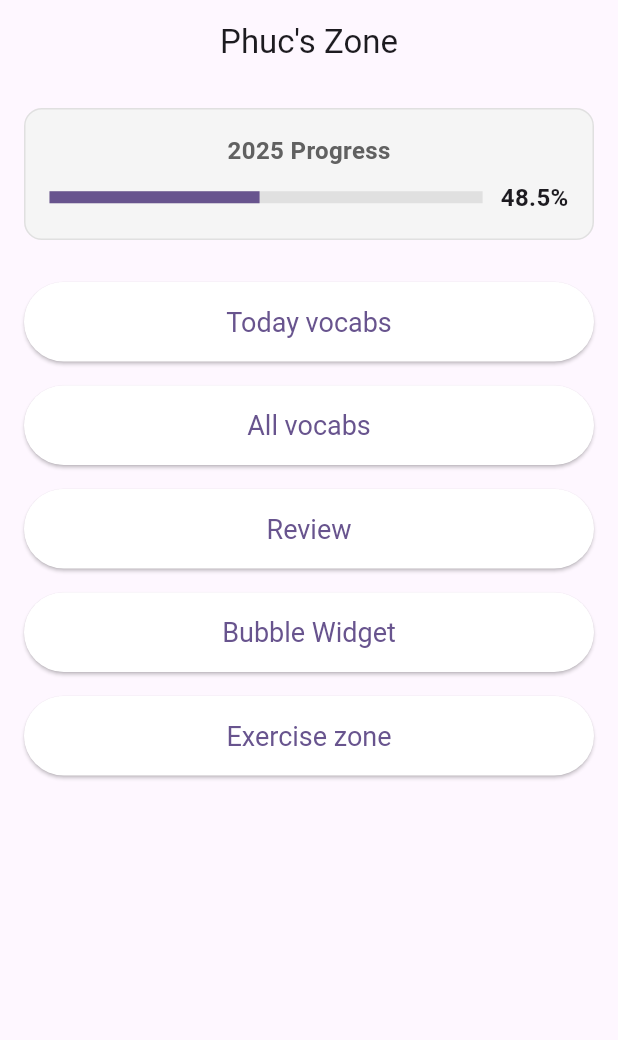
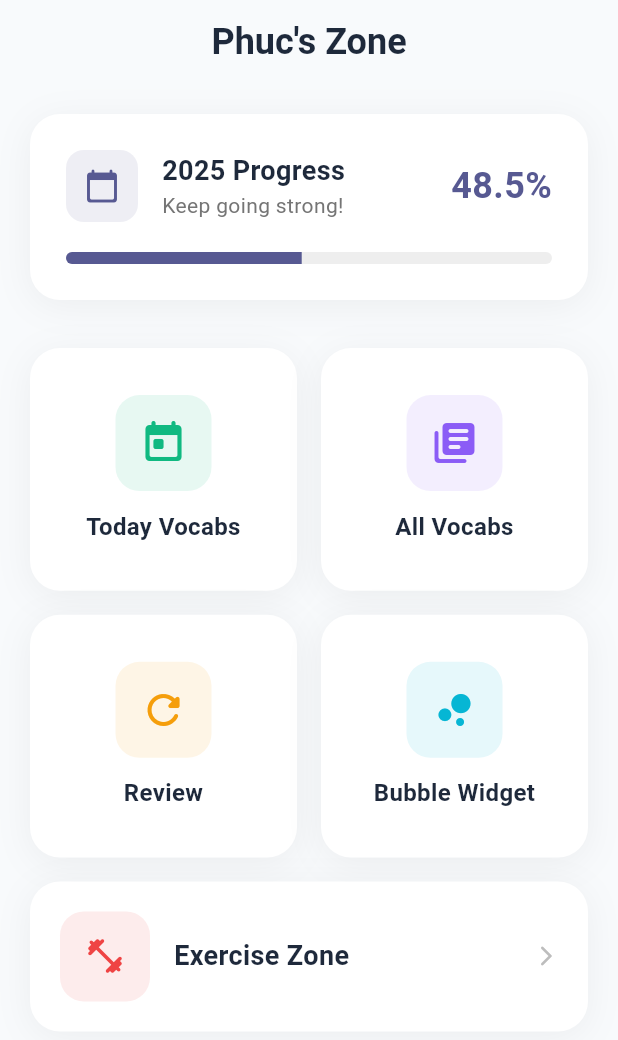
Before and after one commit to phucngonmp/my_app, a Flutter app: the screen it shows after launch, on a phone screen of 412 x 824 dp. Shown: the top 1040 px of the screen. Run offline on Flutter 3.47's test engine with Material 3 defaults, Android fonts, the phone set to English and light mode, and no system bars; our stand-ins replace cloud_firestore, firebase_core, flutter_gemini, rxdart, table_calendar; missing offline and left inert: flutter_overlay_window; accounts and stored records are empty; Roboto replaces fonts that are missing (SF Pro Display).

Commit message:
update homepage

```diff
--- a/my_app/lib/main.dart
+++ b/my_app/lib/main.dart
@@ -12,6 +12,7 @@ void main() async {
   await Firebase.initializeApp();
   runApp(const MyApp());
 }
+
 // This is the overlay entry point - REQUIRED!
 @pragma("vm:entry-point")
 void overlayMain() async{
@@ -31,8 +32,20 @@ class MyApp extends StatelessWidget {
     return MaterialApp(
       title: 'Vocabulary Zone',
       theme: ThemeData(
-        colorScheme: ColorScheme.fromSeed(seedColor: Colors.deepPurple),
+        colorScheme: ColorScheme.fromSeed(
+          seedColor: const Color(0xFF6366F1),
+          brightness: Brightness.light,
+        ),
         useMaterial3: true,
+        fontFamily: 'SF Pro Display',
+        elevatedButtonTheme: ElevatedButtonThemeData(
+          style: ElevatedButton.styleFrom(
+            elevation: 0,
+            shape: RoundedRectangleBorder(
+              borderRadius: BorderRadius.circular(16),
+            ),
+          ),
+        ),
       ),
       home: const HomePage(),
       debugShowCheckedModeBanner: false,
@@ -56,91 +69,273 @@ class HomePage extends StatelessWidget {
     return double.parse(progress.toStringAsFixed(1));
   }
 
-
   @override
   Widget build(BuildContext context) {
     final yearProgress = getYearProgress();
+    final colorScheme = Theme.of(context).colorScheme;
 
     return Scaffold(
+      backgroundColor: const Color(0xFFF8FAFC),
       appBar: AppBar(
-        title: const Text('Phuc\'s Zone'),
+        title: const Text(
+          'Phuc\'s Zone',
+          style: TextStyle(
+            fontWeight: FontWeight.w600,
+            fontSize: 24,
+          ),
+        ),
         centerTitle: true,
+        backgroundColor: Colors.transparent,
+        elevation: 0,
+        scrolledUnderElevation: 0,
+        foregroundColor: const Color(0xFF1E293B),
       ),
-      body: Padding(
-        padding: const EdgeInsets.all(16.0),
+      body: SingleChildScrollView(
+        padding: const EdgeInsets.all(20.0),
         child: Column(
           crossAxisAlignment: CrossAxisAlignment.stretch,
           children: [
-            // Year Progress Bar
+
+            // Year Progress Card
             Container(
-              padding: const EdgeInsets.all(16),
-              margin: const EdgeInsets.only(bottom: 20),
+              padding: const EdgeInsets.all(24),
+              margin: const EdgeInsets.only(bottom: 32),
               decoration: BoxDecoration(
-                color: Colors.grey[100],
-                borderRadius: BorderRadius.circular(12),
-                border: Border.all(color: Colors.grey[300]!),
+                color: Colors.white,
+                borderRadius: BorderRadius.circular(20),
+                boxShadow: [
+                  BoxShadow(
+                    color: Colors.black.withOpacity(0.05),
+                    blurRadius: 20,
+                    offset: const Offset(0, 4),
+                  ),
+                ],
               ),
               child: Column(
                 children: [
-                  Text(
-                    DateTime.now().year.toString() + " Progress",
-                    style: TextStyle(
-                      fontSize: 16,
-                      fontWeight: FontWeight.w600,
-                      color: Colors.grey[700],
-                    ),
-                  ),
-                  const SizedBox(height: 8),
                   Row(
                     children: [
-                      Expanded(
-                        child: LinearProgressIndicator(
-                          value: yearProgress / 100,
-                          backgroundColor: Colors.grey[300],
-                          valueColor: AlwaysStoppedAnimation<Color>(
-                            Theme.of(context).colorScheme.primary,
-                          ),
-                          minHeight: 8,
+                      Container(
+                        padding: const EdgeInsets.all(12),
+                        decoration: BoxDecoration(
+                          color: colorScheme.primary.withOpacity(0.1),
+                          borderRadius: BorderRadius.circular(12),
+                        ),
+                        child: Icon(
+                          Icons.calendar_today_rounded,
+                          color: colorScheme.primary,
+                          size: 24,
                         ),
                       ),
-                      const SizedBox(width: 12),
+                      const SizedBox(width: 16),
+                      Expanded(
+                        child: Column(
+                          crossAxisAlignment: CrossAxisAlignment.start,
+                          children: [
+                            Text(
+                              '${DateTime.now().year} Progress',
+                              style: const TextStyle(
+                                fontSize: 18,
+                                fontWeight: FontWeight.w600,
+                                color: Color(0xFF1E293B),
+                              ),
+                            ),
+                            Text(
+                              'Keep going strong!',
+                              style: TextStyle(
+                                fontSize: 14,
+                                color: Colors.grey[600],
+                              ),
+                            ),
+                          ],
+                        ),
+                      ),
                       Text(
                         '$yearProgress%',
-                        style: const TextStyle(
-                          fontSize: 16,
+                        style: TextStyle(
+                          fontSize: 24,
                           fontWeight: FontWeight.bold,
+                          color: colorScheme.primary,
                         ),
                       ),
                     ],
                   ),
+                  const SizedBox(height: 20),
+                  ClipRRect(
+                    borderRadius: BorderRadius.circular(8),
+                    child: LinearProgressIndicator(
+                      value: yearProgress / 100,
+                      backgroundColor: Colors.grey[200],
+                      valueColor: AlwaysStoppedAnimation<Color>(
+                        colorScheme.primary,
+                      ),
+                      minHeight: 8,
+                    ),
+                  ),
                 ],
               ),
             ),
-            buildMenuButton(context, 'Today vocabs', const TodayVocabs()),
-            buildMenuButton(context, 'All vocabs', const TotalVocabs()),
-            buildMenuButton(context, 'Review', const ReviewVocabs()),
-            buildMenuButton(context, "Bubble Widget", const BubbleWidget()),
-            buildMenuButton(context, "Exercise zone", const ListExercisesPage()),
+
+            // Menu Buttons Grid
+            GridView.count(
+              crossAxisCount: 2,
+              shrinkWrap: true,
+              physics: const NeverScrollableScrollPhysics(),
+              crossAxisSpacing: 16,
+              mainAxisSpacing: 16,
+              childAspectRatio: 1.1,
+              children: [
+                buildMenuCard(
+                  context,
+                  'Today Vocabs',
+                  Icons.today_rounded,
+                  const Color(0xFF10B981),
+                  const TodayVocabs(),
+                ),
+                buildMenuCard(
+                  context,
+                  'All Vocabs',
+                  Icons.library_books_rounded,
+                  const Color(0xFF8B5CF6),
+                  const TotalVocabs(),
+                ),
+                buildMenuCard(
+                  context,
+                  'Review',
+                  Icons.refresh_rounded,
+                  const Color(0xFFF59E0B),
+                  const ReviewVocabs(),
+                ),
+                buildMenuCard(
+                  context,
+                  'Bubble Widget',
+                  Icons.bubble_chart_rounded,
+                  const Color(0xFF06B6D4),
+                  const BubbleWidget(),
+                ),
+              ],
+            ),
+
+            const SizedBox(height: 16),
+
+            // Exercise Zone - Full Width
+            buildFullWidthMenuCard(
+              context,
+              'Exercise Zone',
+              Icons.fitness_center_rounded,
+              const Color(0xFFEF4444),
+              const ListExercisesPage(),
+            ),
           ],
         ),
       ),
     );
   }
 
-  Widget buildMenuButton(BuildContext context, String label, Widget page) {
-    return Padding(
-      padding: const EdgeInsets.symmetric(vertical: 8),
-      child: ElevatedButton(
-        onPressed: () {
-          Navigator.push(
-              context, MaterialPageRoute(builder: (context) => page));
-        },
-        style: ElevatedButton.styleFrom(
-          padding: const EdgeInsets.all(16),
-          backgroundColor: Colors.white,
-          textStyle: const TextStyle(fontSize: 18),
+  Widget buildMenuCard(BuildContext context, String label, IconData icon, Color color, Widget page) {
+    return GestureDetector(
+      onTap: () {
+        Navigator.push(
+          context,
+          MaterialPageRoute(builder: (context) => page),
+        );
+      },
+      child: Container(
+        decoration: BoxDecoration(
+          color: Colors.white,
+          borderRadius: BorderRadius.circular(20),
+          boxShadow: [
+            BoxShadow(
+              color: Colors.black.withOpacity(0.05),
+              blurRadius: 20,
+              offset: const Offset(0, 4),
+            ),
+          ],
         ),
-        child: Text(label),
+        child: Column(
+          mainAxisAlignment: MainAxisAlignment.center,
+          children: [
+            Container(
+              padding: const EdgeInsets.all(16),
+              decoration: BoxDecoration(
+                color: color.withOpacity(0.1),
+                borderRadius: BorderRadius.circular(16),
+              ),
+              child: Icon(
+                icon,
+                color: color,
+                size: 32,
+              ),
+            ),
+            const SizedBox(height: 12),
+            Text(
+              label,
+              style: const TextStyle(
+                fontSize: 16,
+                fontWeight: FontWeight.w600,
+                color: Color(0xFF1E293B),
+              ),
+              textAlign: TextAlign.center,
+            ),
+          ],
+        ),
+      ),
+    );
+  }
+
+  Widget buildFullWidthMenuCard(BuildContext context, String label, IconData icon, Color color, Widget page) {
+    return GestureDetector(
+      onTap: () {
+        Navigator.push(
+          context,
+          MaterialPageRoute(builder: (context) => page),
+        );
+      },
+      child: Container(
+        padding: const EdgeInsets.all(20),
+        decoration: BoxDecoration(
+          color: Colors.white,
+          borderRadius: BorderRadius.circular(20),
+          boxShadow: [
+            BoxShadow(
+              color: Colors.black.withOpacity(0.05),
+              blurRadius: 20,
+              offset: const Offset(0, 4),
+            ),
+          ],
+        ),
+        child: Row(
+          children: [
+            Container(
+              padding: const EdgeInsets.all(16),
+              decoration: BoxDecoration(
+                color: color.withOpacity(0.1),
+                borderRadius: BorderRadius.circular(16),
+              ),
+              child: Icon(
+                icon,
+                color: color,
+                size: 28,
+              ),
+            ),
+            const SizedBox(width: 16),
+            Expanded(
+              child: Text(
+                label,
+                style: const TextStyle(
+                  fontSize: 18,
+                  fontWeight: FontWeight.w600,
+                  color: Color(0xFF1E293B),
+                ),
+              ),
+            ),
+            Icon(
+              Icons.arrow_forward_ios_rounded,
+              color: Colors.grey[400],
+              size: 16,
+            ),
+          ],
+        ),
       ),
     );
   }
```
Also changed, not shown: my_app/firebase.json, my_app/lib/firebase_options.dart, 1 other file.
